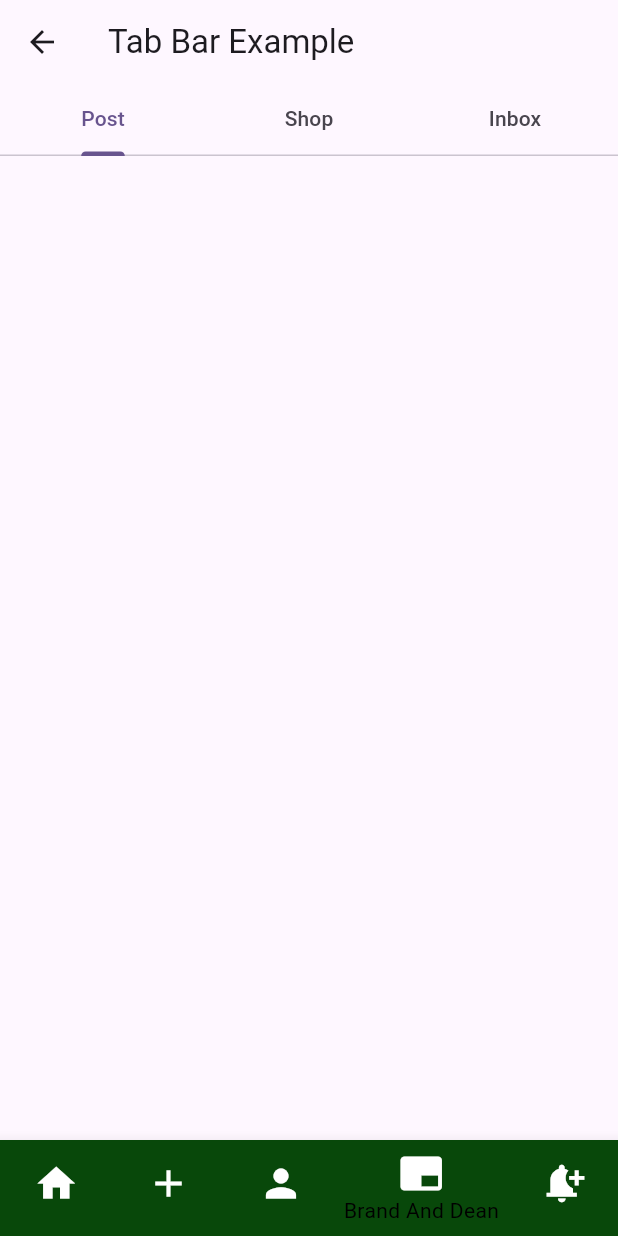
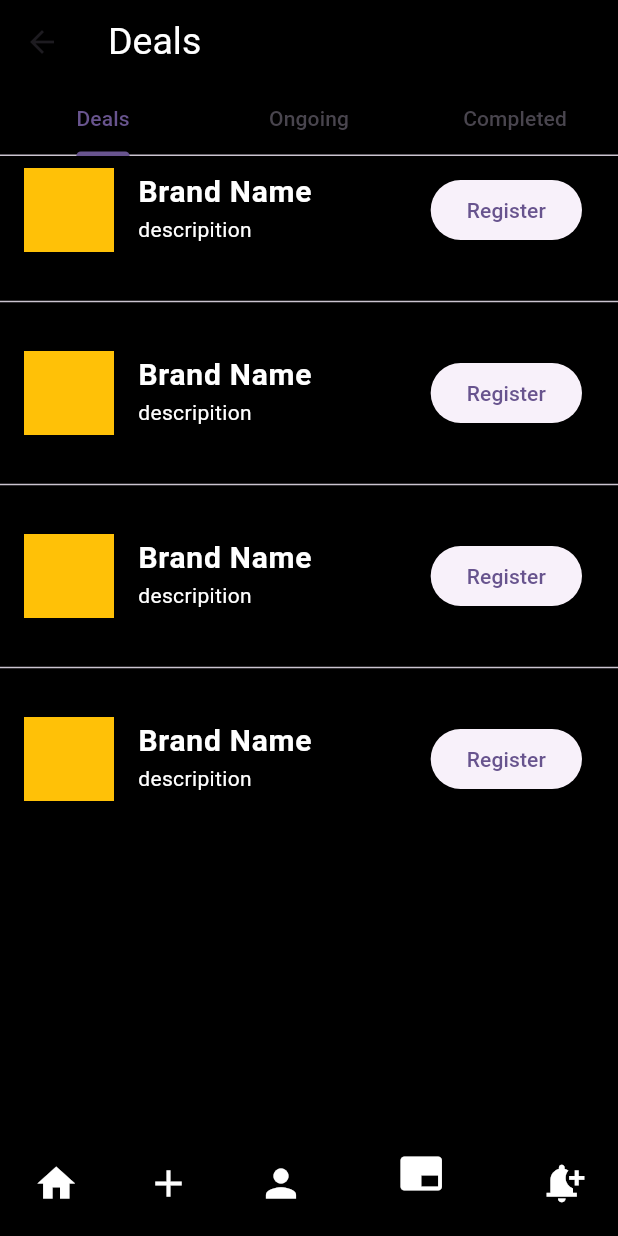
Before and after one commit to nabeeeltk/HYPE, a Flutter app: the RoutPage screen opened directly, item 4 of the bottom bar chosen, on a phone screen of 412 x 824 dp. Run offline on Flutter 3.47's test engine with Material 2 defaults, Android fonts, the phone set to English and light mode, and no system bars; our stand-ins replace get.

Commit message:
add branding page

```diff
--- a/hype_app/lib/view/Branding_and Deals/branding_and_deals.dart
+++ b/hype_app/lib/view/Branding_and Deals/branding_and_deals.dart
@@ -1,4 +1,8 @@
 import 'package:flutter/material.dart';
+import 'package:hype_app/widgets/deals.dart';
+
+import '../../widgets/deals_completed_widget.dart';
+import '../../widgets/ongoing_tb_bar.dart';
 
 
 
@@ -25,23 +29,26 @@ class _BrandingDealsPageState extends State<BrandingDealsPage> with SingleTicker
   @override
   Widget build(BuildContext context) {
     return Scaffold(
+        backgroundColor: Colors.black,
       appBar: AppBar(
-        title:const  Text('Tab Bar Example'),
+      backgroundColor: Colors.black,
+
+        title:const  Text('Deals',style: TextStyle(color: Colors.white,fontSize: 25),),
         bottom: TabBar(
           controller: _tabController,
           tabs:const  [
-            Tab(text: 'Post'),
-            Tab(text: 'Shop'),
-            Tab(text: 'Inbox'),
+            Tab(text: 'Deals'),
+            Tab(text: 'Ongoing'),
+            Tab(text: 'Completed'),
           ],
         ),
       ),
       body: TabBarView(
         controller: _tabController,
         children:  [
-         Container(),
-           Container(),
-           Container()
+       const   DealsWidget(),
+        const   OngoingWidget(),
+        const    DealCompletedPage(),
 
         ],
       ),
--- a/hype_app/lib/widgets/bottonnavigation_root.dart
+++ b/hype_app/lib/widgets/bottonnavigation_root.dart
@@ -42,27 +42,27 @@ class _RoutPageState extends State<RoutPage> {
         },
         items: const [
           BottomNavigationBarItem(
-            backgroundColor: Color.fromARGB(255, 8, 72, 10),
+            backgroundColor: Colors.black,
             icon: Icon(Icons.home,color: Colors.white,size: 30,),
             label: 'Home',
           ),
           BottomNavigationBarItem(
-              backgroundColor: Color.fromARGB(255, 8, 72, 10),
+              backgroundColor: Colors.black,
             icon: Icon(Icons.add,color: Colors.white,size: 30,),
             label: 'Add post ',
           ),
           BottomNavigationBarItem(
-              backgroundColor: Color.fromARGB(255, 8, 72, 10),
+              backgroundColor: Colors.black,
             icon: Icon(Icons.person,color: Colors.white,size: 30,),
             label: 'Profile',
           ),
              BottomNavigationBarItem(
-                backgroundColor: Color.fromARGB(255, 8, 72, 10),
+                backgroundColor: Colors.black,
             icon: Icon(Icons.branding_watermark,color: Colors.white,size: 30,),
             label: 'Brand And Dean',
           ),
            BottomNavigationBarItem(
-                backgroundColor: Color.fromARGB(255, 8, 72, 10),
+                backgroundColor: Colors.black,
             icon: Icon(Icons.notification_add,color: Colors.white,size: 30,),
             label: 'Notification',
           ),
--- /dev/null
+++ b/hype_app/lib/widgets/deals.dart
@@ -0,0 +1,28 @@
+import 'package:flutter/material.dart';
+
+class DealsWidget extends StatelessWidget {
+  const DealsWidget({super.key});
+
+  @override
+  Widget build(BuildContext context) {
+    return ListView.separated(itemBuilder: (context, index) {
+      return ListTile(
+
+          leading: Container(
+     height: 60,
+     width: 60,decoration:const BoxDecoration(
+      color: Colors.amber
+     ),
+        ),
+        onTap: (){},
+        title: const Text("Brand Name",style: TextStyle(color: Colors.white,fontWeight: FontWeight.bold,fontSize: 20),),
+        subtitle: const Text("descripition",style: TextStyle(color: Colors.white,),),
+        trailing: ElevatedButton(
+
+          onPressed: (){}, child:const  Text("Register")),
+      );
+    }, separatorBuilder: (context, index) {
+       return const  Divider(height: 50,thickness: 1,);
+    }, itemCount: 4);
+  }
+}
```
Also changed, not shown: hype_app/lib/widgets/deals_completed_widget.dart (added, +28 -0 lines), hype_app/lib/widgets/ongoing_tb_bar.dart (added, +62 -0 lines).
